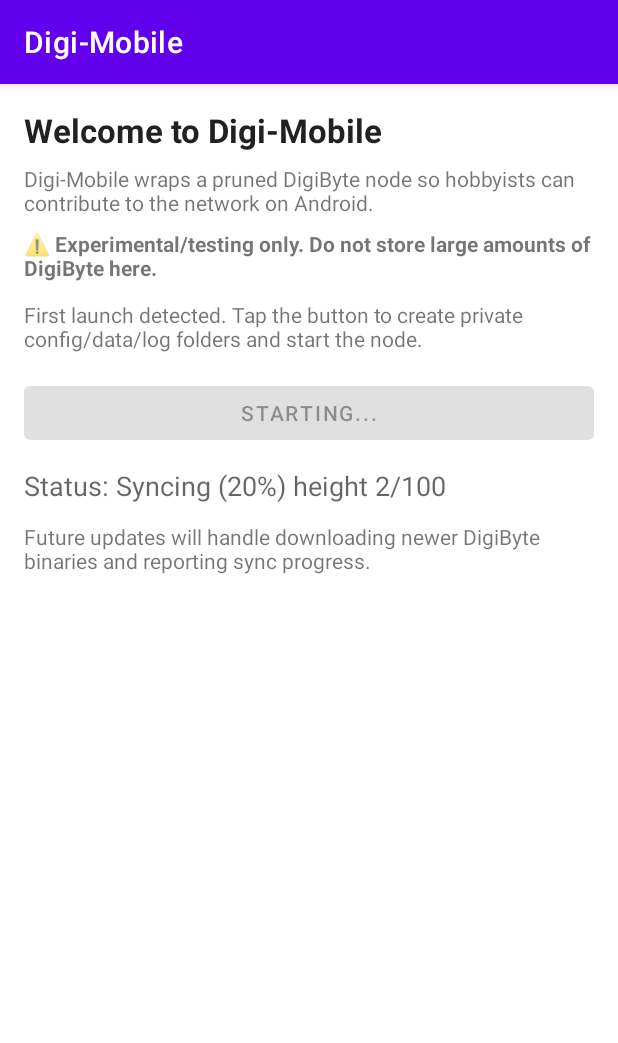
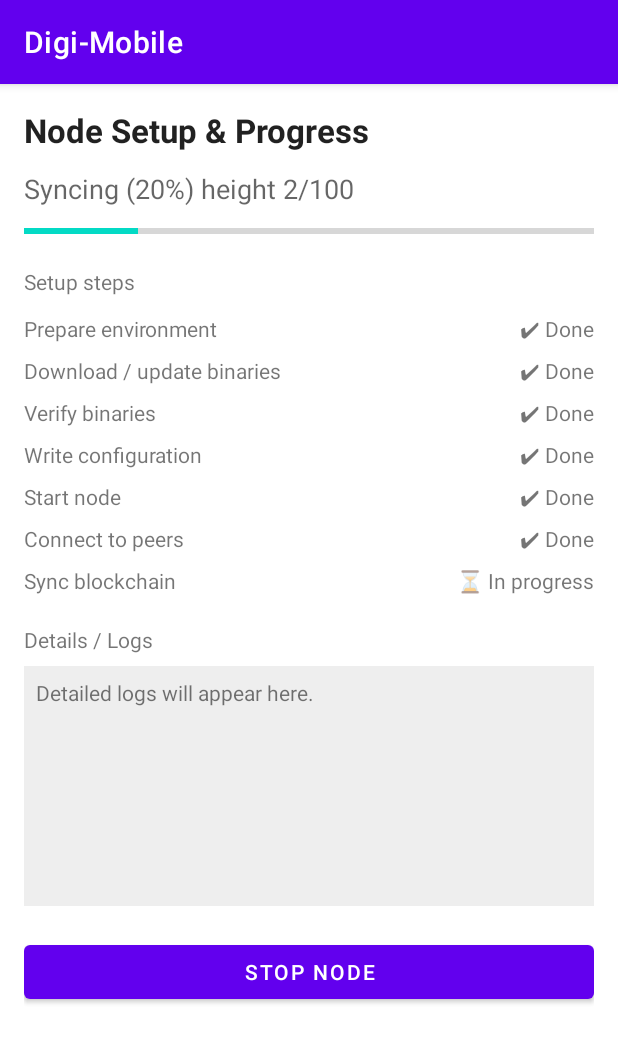
Before and after one commit to JohnnyLawDGB/Digi-Mobile, an Android app: the screen it shows after launch (MainActivity before the commit, NodeSetupActivity after it), after a tap on "SET UP AND START NODE", on a phone screen of 412 x 824 dp. Shown: the top 1043 px of the screen. Run offline under Robolectric (Android 15) with nearby library versions, the phone set to English and light mode, and no system bars; 3 statements that could not run were skipped.

Commit message:
Add node setup progress activity

```diff
--- a/android/app/src/main/AndroidManifest.xml
+++ b/android/app/src/main/AndroidManifest.xml
@@ -22,6 +22,10 @@
             </intent-filter>
         </activity>
 
+        <activity
+            android:name="com.digimobile.app.NodeSetupActivity"
+            android:exported="false" />
+
         <service
             android:name="com.digimobile.app.NodeService"
             android:exported="false"
--- a/android/app/src/main/java/com/digimobile/app/MainActivity.kt
+++ b/android/app/src/main/java/com/digimobile/app/MainActivity.kt
@@ -12,6 +12,7 @@ import com.digimobile.app.databinding.ActivityMainBinding
 import com.digimobile.node.NodeManager
 import com.digimobile.node.NodeManagerProvider
 import com.digimobile.node.NodeState
+import com.digimobile.node.toUserMessage
 import kotlinx.coroutines.launch
 
 class MainActivity : AppCompatActivity() {
@@ -39,7 +40,12 @@ class MainActivity : AppCompatActivity() {
                 "First launch detected. Tap the button to create private config/data/log folders and start the node."
         }
 
-        binding.buttonStartNode.setOnClickListener { startNodeFlow() }
+        binding.buttonStartNode.setOnClickListener {
+            startNodeFlow()
+            openNodeSetupActivity()
+        }
+        binding.buttonDetails.setOnClickListener { openNodeSetupActivity() }
+        binding.textStatus.setOnClickListener { openNodeSetupActivity() }
 
         observeNodeState()
     }
@@ -65,19 +71,6 @@ class MainActivity : AppCompatActivity() {
                 }
             }
         }
-    }
-
-    private fun NodeState.toUserMessage(): String = when (this) {
-        NodeState.Idle -> "Not running"
-        NodeState.PreparingEnvironment -> "Preparing environment..."
-        is NodeState.DownloadingBinaries -> "Downloading binaries (${this.progress}%)..."
-        NodeState.VerifyingBinaries -> "Verifying binaries..."
-        NodeState.WritingConfig -> "Writing configuration..."
-        NodeState.StartingDaemon -> "Starting DigiByte daemon..."
-        NodeState.ConnectingToPeers -> "Connecting to peers..."
-        is NodeState.Syncing -> "Syncing (${this.progress}%) height ${this.currentHeight}/${this.targetHeight}"
-        NodeState.Ready -> "Node running"
-        is NodeState.Error -> "Error: ${this.message}"
     }
 
     private fun updateButtonForState(state: NodeState) {
@@ -120,4 +113,9 @@ class MainActivity : AppCompatActivity() {
     private fun updateStatusLabel(status: String) {
         binding.textStatus.text = "Status: $status"
     }
+
+    private fun openNodeSetupActivity() {
+        val intent = Intent(this, NodeSetupActivity::class.java)
+        startActivity(intent)
+    }
 }
--- /dev/null
+++ b/android/app/src/main/java/com/digimobile/app/NodeSetupActivity.kt
@@ -0,0 +1,198 @@
+package com.digimobile.app
+
+import android.os.Bundle
+import android.text.method.ScrollingMovementMethod
+import android.widget.Toast
+import androidx.appcompat.app.AppCompatActivity
+import androidx.core.view.isVisible
+import androidx.lifecycle.Lifecycle
+import androidx.lifecycle.lifecycleScope
+import androidx.lifecycle.repeatOnLifecycle
+import com.digimobile.app.databinding.ActivityNodeSetupBinding
+import com.digimobile.node.NodeManager
+import com.digimobile.node.NodeManagerProvider
+import com.digimobile.node.NodeState
+import com.digimobile.node.toUserMessage
+import kotlinx.coroutines.launch
+
+class NodeSetupActivity : AppCompatActivity() {
+
+    private lateinit var binding: ActivityNodeSetupBinding
+    private lateinit var nodeManager: NodeManager
+    private var lastNodeState: NodeState = NodeState.Idle
+
+    override fun onCreate(savedInstanceState: Bundle?) {
+        super.onCreate(savedInstanceState)
+        binding = ActivityNodeSetupBinding.inflate(layoutInflater)
+        setContentView(binding.root)
+
+        nodeManager = NodeManagerProvider.get(applicationContext)
+
+        setupLogsPlaceholder()
+        observeNodeState()
+    }
+
+    private fun setupLogsPlaceholder() {
+        binding.textLogs.text = "Detailed logs will appear here."
+        binding.textLogs.movementMethod = ScrollingMovementMethod()
+    }
+
+    private fun observeNodeState() {
+        lifecycleScope.launch {
+            repeatOnLifecycle(Lifecycle.State.STARTED) {
+                nodeManager.nodeState.collect { state ->
+                    updateStatus(state, lastNodeState)
+                    lastNodeState = state
+                }
+            }
+        }
+    }
+
+    private fun updateStatus(state: NodeState, previousState: NodeState) {
+        binding.textMainStatus.text = state.toUserMessage()
+        updateProgress(state)
+        updateSteps(state, previousState)
+        updateActionButton(state)
+    }
+
+    private fun updateProgress(state: NodeState) {
+        when (state) {
+            is NodeState.DownloadingBinaries -> showProgress(state.progress)
+            is NodeState.Syncing -> showProgress(state.progress)
+            else -> hideProgress()
+        }
+    }
+
+    private fun showProgress(progress: Int) {
+        binding.progressBar.isVisible = true
+        binding.progressBar.progress = progress
+    }
+
+    private fun hideProgress() {
+        binding.progressBar.isVisible = false
+    }
+
+    private fun updateSteps(state: NodeState, previousState: NodeState) {
+        val statuses = determineStepStatuses(state, previousState)
+        binding.textStepPrepareStatus.text = statuses[SetupStep.PrepareEnvironment]?.label
+        binding.textStepDownloadStatus.text = statuses[SetupStep.DownloadBinaries]?.label
+        binding.textStepVerifyStatus.text = statuses[SetupStep.VerifyBinaries]?.label
+        binding.textStepConfigStatus.text = statuses[SetupStep.WriteConfig]?.label
+        binding.textStepStartStatus.text = statuses[SetupStep.StartNode]?.label
+        binding.textStepPeersStatus.text = statuses[SetupStep.ConnectPeers]?.label
+        binding.textStepSyncStatus.text = statuses[SetupStep.SyncBlockchain]?.label
+    }
+
+    private fun determineStepStatuses(state: NodeState, previousState: NodeState): Map<SetupStep, StepStatus> {
+        if (state is NodeState.Error) {
+            val baseline = if (previousState is NodeState.Error) {
+                baseStatusesForState(NodeState.Idle)
+            } else {
+                baseStatusesForState(previousState)
+            }
+            val firstIncomplete = SetupStep.values().firstOrNull { baseline[it] != StepStatus.Done }
+                ?: SetupStep.SyncBlockchain
+            baseline[firstIncomplete] = StepStatus.Error
+            return baseline
+        }
+
+        return baseStatusesForState(state)
+    }
+
+    private fun baseStatusesForState(state: NodeState): MutableMap<SetupStep, StepStatus> {
+        val statuses = SetupStep.values().associateWith { StepStatus.Pending }.toMutableMap()
+
+        when (state) {
+            NodeState.Idle -> Unit
+            NodeState.PreparingEnvironment -> statuses[SetupStep.PrepareEnvironment] = StepStatus.InProgress
+            is NodeState.DownloadingBinaries -> {
+                statuses[SetupStep.PrepareEnvironment] = StepStatus.Done
+                statuses[SetupStep.DownloadBinaries] = StepStatus.InProgress
+            }
+            NodeState.VerifyingBinaries -> {
+                statuses[SetupStep.PrepareEnvironment] = StepStatus.Done
+                statuses[SetupStep.DownloadBinaries] = StepStatus.Done
+                statuses[SetupStep.VerifyBinaries] = StepStatus.InProgress
+            }
+            NodeState.WritingConfig -> {
+                statuses[SetupStep.PrepareEnvironment] = StepStatus.Done
+                statuses[SetupStep.DownloadBinaries] = StepStatus.Done
+                statuses[SetupStep.VerifyBinaries] = StepStatus.Done
+                statuses[SetupStep.WriteConfig] = StepStatus.InProgress
+            }
+            NodeState.StartingDaemon -> {
+                statuses[SetupStep.PrepareEnvironment] = StepStatus.Done
+                statuses[SetupStep.DownloadBinaries] = StepStatus.Done
+                statuses[SetupStep.VerifyBinaries] = StepStatus.Done
+                statuses[SetupStep.WriteConfig] = StepStatus.Done
+                statuses[SetupStep.StartNode] = StepStatus.InProgress
+            }
+            NodeState.ConnectingToPeers -> {
+                statuses[SetupStep.PrepareEnvironment] = StepStatus.Done
+                statuses[SetupStep.DownloadBinaries] = StepStatus.Done
+                statuses[SetupStep.VerifyBinaries] = StepStatus.Done
+                statuses[SetupStep.WriteConfig] = StepStatus.Done
+                statuses[SetupStep.StartNode] = StepStatus.Done
+                statuses[SetupStep.ConnectPeers] = StepStatus.InProgress
+            }
+            is NodeState.Syncing -> {
+                statuses[SetupStep.PrepareEnvironment] = StepStatus.Done
+                statuses[SetupStep.DownloadBinaries] = StepStatus.Done
+                statuses[SetupStep.VerifyBinaries] = StepStatus.Done
+                statuses[SetupStep.WriteConfig] = StepStatus.Done
+                statuses[SetupStep.StartNode] = StepStatus.Done
+                statuses[SetupStep.ConnectPeers] = StepStatus.Done
+                statuses[SetupStep.SyncBlockchain] = StepStatus.InProgress
+            }
+            NodeState.Ready -> SetupStep.values().forEach { statuses[it] = StepStatus.Done }
+            is NodeState.Error -> Unit
+        }
+
+        return statuses
+    }
+
+    private fun updateActionButton(state: NodeState) {
+        when (state) {
+            NodeState.PreparingEnvironment,
+            is NodeState.DownloadingBinaries,
+            NodeState.VerifyingBinaries,
+            NodeState.WritingConfig,
+            NodeState.StartingDaemon,
+            NodeState.ConnectingToPeers,
+            is NodeState.Syncing -> {
+                binding.buttonAction.text = "Stop node"
+                binding.buttonAction.setOnClickListener {
+                    nodeManager.stopNode()
+                    finish()
+                }
+            }
+            NodeState.Ready -> {
+                binding.buttonAction.text = "Open core console"
+                binding.buttonAction.setOnClickListener {
+                    Toast.makeText(this, "Core console coming soon", Toast.LENGTH_SHORT).show()
+                }
+            }
+            else -> {
+                binding.buttonAction.text = "Back"
+                binding.buttonAction.setOnClickListener { finish() }
+            }
+        }
+    }
+}
+
+private enum class SetupStep {
+    PrepareEnvironment,
+    DownloadBinaries,
+    VerifyBinaries,
+    WriteConfig,
+    StartNode,
+    ConnectPeers,
+    SyncBlockchain
+}
+
+private enum class StepStatus(val label: String) {
+    Pending("○ Pending"),
+    InProgress("⏳ In progress"),
+    Done("✔ Done"),
+    Error("⚠ Error")
+}
--- a/android/app/src/main/java/com/digimobile/node/NodeState.kt
+++ b/android/app/src/main/java/com/digimobile/node/NodeState.kt
@@ -16,3 +16,16 @@ sealed class NodeState {
     data object Ready : NodeState()
     data class Error(val message: String) : NodeState()
 }
+
+fun NodeState.toUserMessage(): String = when (this) {
+    NodeState.Idle -> "Not running"
+    NodeState.PreparingEnvironment -> "Preparing environment..."
+    is NodeState.DownloadingBinaries -> "Downloading binaries (${this.progress}%)..."
+    NodeState.VerifyingBinaries -> "Verifying binaries..."
+    NodeState.WritingConfig -> "Writing configuration..."
+    NodeState.StartingDaemon -> "Starting DigiByte daemon..."
+    NodeState.ConnectingToPeers -> "Connecting to peers..."
+    is NodeState.Syncing -> "Syncing (${this.progress}%) height ${this.currentHeight}/${this.targetHeight}"
+    NodeState.Ready -> "Node running"
+    is NodeState.Error -> "Error: ${this.message}"
+}
--- a/android/app/src/main/res/layout/activity_main.xml
+++ b/android/app/src/main/res/layout/activity_main.xml
@@ -54,6 +54,13 @@
             android:text="Status: Not running"
             android:textAppearance="@style/TextAppearance.AppCompat.Medium" />
 
+        <Button
+            android:id="@+id/buttonDetails"
+            android:layout_width="match_parent"
+            android:layout_height="wrap_content"
+            android:layout_marginTop="8dp"
+            android:text="View setup details" />
+
         <TextView
             android:id="@+id/textNotes"
             android:layout_width="match_parent"
--- /dev/null
+++ b/android/app/src/main/res/layout/activity_node_setup.xml
@@ -0,0 +1,208 @@
+<?xml version="1.0" encoding="utf-8"?>
+<ScrollView xmlns:android="http://schemas.android.com/apk/res/android"
+    android:layout_width="match_parent"
+    android:layout_height="match_parent"
+    android:padding="16dp">
+
+    <LinearLayout
+        android:layout_width="match_parent"
+        android:layout_height="wrap_content"
+        android:orientation="vertical">
+
+        <TextView
+            android:id="@+id/textTitle"
+            android:layout_width="match_parent"
+            android:layout_height="wrap_content"
+            android:text="Node Setup &amp; Progress"
+            android:textAppearance="@style/TextAppearance.AppCompat.Large"
+            android:textStyle="bold" />
+
+        <TextView
+            android:id="@+id/textMainStatus"
+            android:layout_width="match_parent"
+            android:layout_height="wrap_content"
+            android:layout_marginTop="12dp"
+            android:text="Not running"
+            android:textAppearance="@style/TextAppearance.AppCompat.Medium" />
+
+        <ProgressBar
+            android:id="@+id/progressBar"
+            style="?android:attr/progressBarStyleHorizontal"
+            android:layout_width="match_parent"
+            android:layout_height="wrap_content"
+            android:layout_marginTop="8dp"
+            android:max="100"
+            android:visibility="gone" />
+
+        <TextView
+            android:layout_width="match_parent"
+            android:layout_height="wrap_content"
+            android:layout_marginTop="16dp"
+            android:text="Setup steps" />
+
+        <LinearLayout
+            android:id="@+id/layoutSteps"
+            android:layout_width="match_parent"
+            android:layout_height="wrap_content"
+            android:orientation="vertical"
+            android:layout_marginTop="8dp">
+
+            <LinearLayout
+                android:layout_width="match_parent"
+                android:layout_height="wrap_content"
+                android:orientation="horizontal"
+                android:paddingVertical="4dp">
+
+                <TextView
+                    android:layout_width="0dp"
+                    android:layout_height="wrap_content"
+                    android:layout_weight="1"
+                    android:text="Prepare environment" />
+
+                <TextView
+                    android:id="@+id/textStepPrepareStatus"
+                    android:layout_width="wrap_content"
+                    android:layout_height="wrap_content"
+                    android:text="Pending" />
+            </LinearLayout>
+
+            <LinearLayout
+                android:layout_width="match_parent"
+                android:layout_height="wrap_content"
+                android:orientation="horizontal"
+                android:paddingVertical="4dp">
+
+                <TextView
+                    android:layout_width="0dp"
+                    android:layout_height="wrap_content"
+                    android:layout_weight="1"
+                    android:text="Download / update binaries" />
+
+                <TextView
+                    android:id="@+id/textStepDownloadStatus"
+                    android:layout_width="wrap_content"
+                    android:layout_height="wrap_content"
+                    android:text="Pending" />
+            </LinearLayout>
+
+            <LinearLayout
+                android:layout_width="match_parent"
+                android:layout_height="wrap_content"
+                android:orientation="horizontal"
+                android:paddingVertical="4dp">
+
+                <TextView
+                    android:layout_width="0dp"
+                    android:layout_height="wrap_content"
+                    android:layout_weight="1"
+                    android:text="Verify binaries" />
+
+                <TextView
+                    android:id="@+id/textStepVerifyStatus"
+                    android:layout_width="wrap_content"
+                    android:layout_height="wrap_content"
+                    android:text="Pending" />
+            </LinearLayout>
+
+            <LinearLayout
+                android:layout_width="match_parent"
+                android:layout_height="wrap_content"
+                android:orientation="horizontal"
+                android:paddingVertical="4dp">
+
+                <TextView
+                    android:layout_width="0dp"
+                    android:layout_height="wrap_content"
+                    android:layout_weight="1"
+                    android:text="Write configuration" />
+
+                <TextView
+                    android:id="@+id/textStepConfigStatus"
+                    android:layout_width="wrap_content"
+                    android:layout_height="wrap_content"
+                    android:text="Pending" />
+            </LinearLayout>
+
+            <LinearLayout
+                android:layout_width="match_parent"
+                android:layout_height="wrap_content"
+                android:orientation="horizontal"
+                android:paddingVertical="4dp">
+
+                <TextView
+                    android:layout_width="0dp"
+                    android:layout_height="wrap_content"
+                    android:layout_weight="1"
+                    android:text="Start node" />
+
+                <TextView
+                    android:id="@+id/textStepStartStatus"
+                    android:layout_width="wrap_content"
+                    android:layout_height="wrap_content"
+                    android:text="Pending" />
+            </LinearLayout>
+
+            <LinearLayout
+                android:layout_width="match_parent"
+                android:layout_height="wrap_content"
+                android:orientation="horizontal"
+                android:paddingVertical="4dp">
+
+                <TextView
+                    android:layout_width="0dp"
+                    android:layout_height="wrap_content"
+                    android:layout_weight="1"
+                    android:text="Connect to peers" />
+
+                <TextView
+                    android:id="@+id/textStepPeersStatus"
+                    android:layout_width="wrap_content"
+                    android:layout_height="wrap_content"
+                    android:text="Pending" />
+            </LinearLayout>
+
+            <LinearLayout
+                android:layout_width="match_parent"
+                android:layout_height="wrap_content"
+                android:orientation="horizontal"
+                android:paddingVertical="4dp">
+
+                <TextView
+                    android:layout_width="0dp"
+                    android:layout_height="wrap_content"
+                    android:layout_weight="1"
+                    android:text="Sync blockchain" />
+
+                <TextView
+                    android:id="@+id/textStepSyncStatus"
+                    android:layout_width="wrap_content"
+                    android:layout_height="wrap_content"
+                    android:text="Pending" />
+            </LinearLayout>
+        </LinearLayout>
+
+        <TextView
+            android:layout_width="match_parent"
+            android:layout_height="wrap_content"
+            android:layout_marginTop="16dp"
+            android:text="Details / Logs" />
+
+        <TextView
+            android:id="@+id/textLogs"
+            android:layout_width="match_parent"
+            android:layout_height="160dp"
+            android:layout_marginTop="8dp"
+            android:background="#EEEEEE"
+            android:padding="8dp"
+            android:scrollbars="vertical"
+            android:text="Detailed logs will appear here." />
+
+        <Button
+            android:id="@+id/buttonAction"
+            android:layout_width="match_parent"
+            android:layout_height="wrap_content"
+            android:layout_marginTop="20dp"
+            android:text="Back" />
+
+    </LinearLayout>
+</ScrollView>
```
